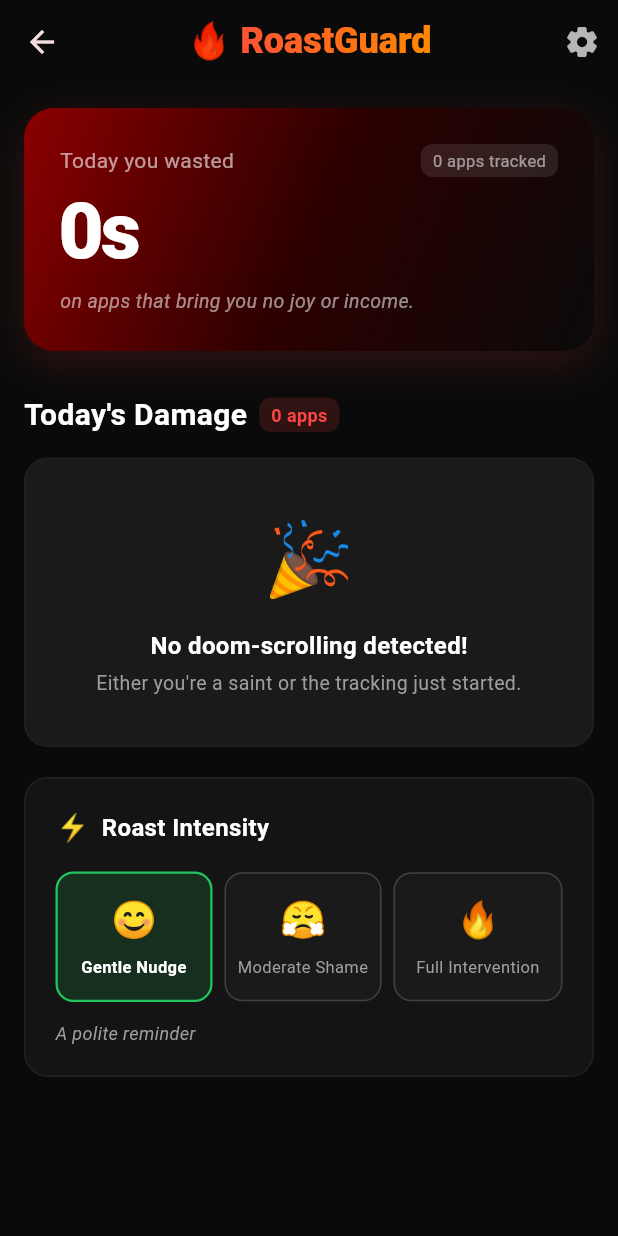
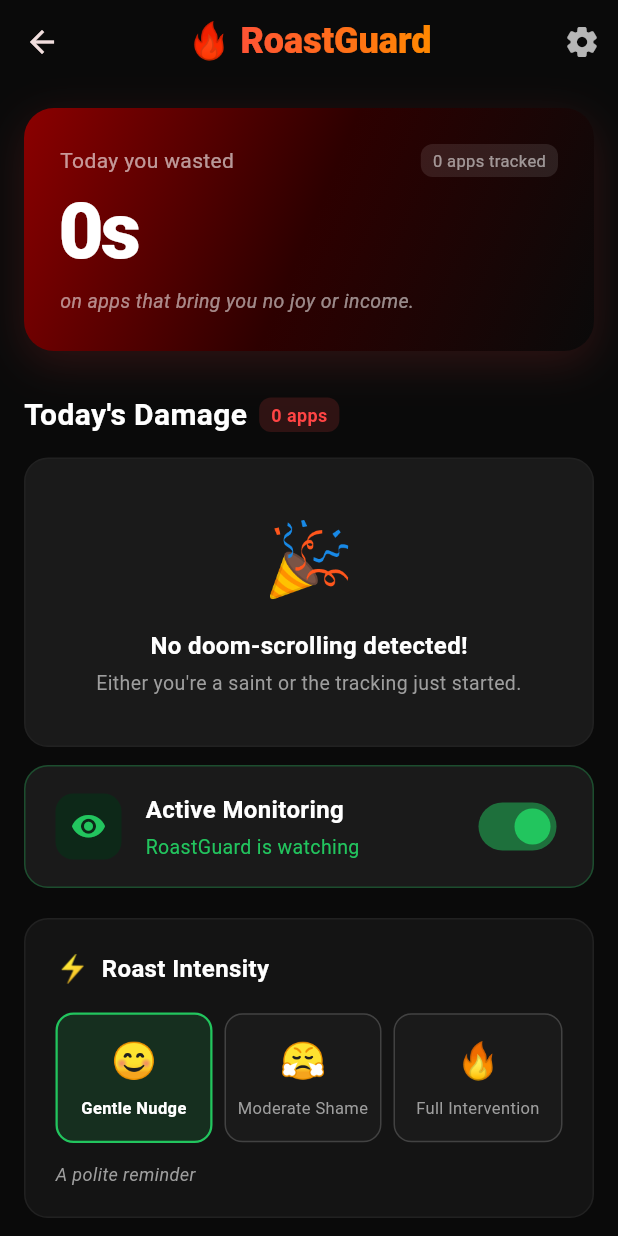
Before and after one commit to YadneshTeli/roast_guard, a Flutter app: the DashboardScreen screen opened by its route, after a tap on "Gentle Nudge", on a phone screen of 412 x 824 dp. Run offline on Flutter 3.47's test engine with Material 3 defaults, Android fonts, the phone set to English and light mode, and no system bars; our stand-ins replace flutter_riverpod, shared_preferences; accounts and stored records are empty.

Commit message:
feat: Add active monitoring toggle and increase overlay duration
- Add option to dashboard to pause/resume monitoring when doing productive work
- Extend mandatory overlay viewing time from 5s to 10s
- Added stopMonitorService native communication
- Made Dashboard auto-start service conditionally based on tracking preference

```diff
--- a/lib/core/services/usage_service.dart
+++ b/lib/core/services/usage_service.dart
@@ -37,6 +37,10 @@
   Future<void> startMonitorService() async {
     await _channel.invokeMethod('startMonitorService');
   }
+
+  Future<void> stopMonitorService() async {
+    await _channel.invokeMethod('stopMonitorService');
+  }
 }
 
 /// Represents usage stats for a single app.
--- a/lib/features/dashboard/dashboard_screen.dart
+++ b/lib/features/dashboard/dashboard_screen.dart
@@ -1,6 +1,8 @@
 import 'package:flutter/material.dart';
 import 'package:flutter_riverpod/flutter_riverpod.dart';
+import 'package:shared_preferences/shared_preferences.dart';
 import '../../providers/usage_provider.dart';
+import '../../providers/config_provider.dart';
 import '../../core/constants/app_packages.dart';
 import '../../core/services/roast_engine.dart';
 import '../../core/services/usage_service.dart';
@@ -20,8 +22,14 @@
   @override
   void initState() {
     super.initState();
-    // Always ensure the monitoring service is running
-    _usageService.startMonitorService();
+    // Always ensure the monitoring service is running if tracking is enabled
+    WidgetsBinding.instance.addPostFrameCallback((_) async {
+      final prefs = await SharedPreferences.getInstance();
+      final enabled = prefs.getBool('tracking_enabled') ?? true;
+      if (enabled) {
+        _usageService.startMonitorService();
+      }
+    });
   }
 
   @override
@@ -216,6 +224,8 @@
                               child: AppUsageCard(stat: s),
                             ),
                           ),
+                        const SizedBox(height: 12),
+                        const _TrackingToggle(),
                         const SizedBox(height: 20),
                         const RoastIntensitySlider(),
                         const SizedBox(height: 32),
@@ -361,3 +371,71 @@
     );
   }
 }
+
+class _TrackingToggle extends ConsumerWidget {
+  const _TrackingToggle();
+
+  @override
+  Widget build(BuildContext context, WidgetRef ref) {
+    final isTracking = ref.watch(trackingEnabledProvider);
+
+    return Container(
+      padding: const EdgeInsets.symmetric(horizontal: 20, vertical: 16),
+      decoration: BoxDecoration(
+        color: const Color(0xFF1A1A1A),
+        borderRadius: BorderRadius.circular(16),
+        border: Border.all(
+          color: isTracking ? const Color(0xFF22C55E).withValues(alpha: 0.3) : Colors.grey[800]!,
+        ),
+      ),
+      child: Row(
+        children: [
+          Container(
+            padding: const EdgeInsets.all(10),
+            decoration: BoxDecoration(
+              color: isTracking ? const Color(0xFF0D2818) : Colors.grey[900],
+              borderRadius: BorderRadius.circular(12),
+            ),
+            child: Icon(
+              isTracking ? Icons.visibility_rounded : Icons.visibility_off_rounded,
+              color: isTracking ? const Color(0xFF22C55E) : Colors.grey,
+              size: 24,
+            ),
+          ),
+          const SizedBox(width: 16),
+          Expanded(
+            child: Column(
+              crossAxisAlignment: CrossAxisAlignment.start,
+              children: [
+                const Text(
+                  'Active Monitoring',
+                  style: TextStyle(
+                    color: Colors.white,
+                    fontSize: 16,
+                    fontWeight: FontWeight.bold,
+                  ),
+                ),
+                const SizedBox(height: 4),
+                Text(
+                  isTracking ? 'RoastGuard is watching' : 'Paused for productivity',
+                  style: TextStyle(
+                    color: isTracking ? const Color(0xFF22C55E) : Colors.grey[500],
+                    fontSize: 13,
+                  ),
+                ),
+              ],
+            ),
+          ),
+          Switch(
+            value: isTracking,
+            activeTrackColor: const Color(0xFF22C55E).withValues(alpha: 0.5),
+            activeThumbColor: const Color(0xFF22C55E),
+            onChanged: (val) {
+              ref.read(trackingEnabledProvider.notifier).toggleTracking(val);
+            },
+          ),
+        ],
+      ),
+    );
+  }
+}
--- a/lib/providers/config_provider.dart
+++ b/lib/providers/config_provider.dart
@@ -71,3 +71,37 @@
     } catch (_) {}
   }
 }
+
+/// Provider to toggle monitoring service
+final trackingEnabledProvider = NotifierProvider<TrackingEnabledNotifier, bool>(
+  TrackingEnabledNotifier.new,
+);
+
+class TrackingEnabledNotifier extends Notifier<bool> {
+  static const _channel = MethodChannel('com.roastguard/usage_stats');
+
+  @override
+  bool build() {
+    _load();
+    return true;
+  }
+
+  Future<void> _load() async {
+    final prefs = await SharedPreferences.getInstance();
+    state = prefs.getBool('tracking_enabled') ?? true;
+  }
+
+  Future<void> toggleTracking(bool enabled) async {
+    state = enabled;
+    final prefs = await SharedPreferences.getInstance();
+    await prefs.setBool('tracking_enabled', enabled);
+
+    try {
+      if (enabled) {
+        await _channel.invokeMethod('startMonitorService');
+      } else {
+        await _channel.invokeMethod('stopMonitorService');
+      }
+    } catch (_) {}
+  }
+}
```
Also changed, not shown: 3 other files.
